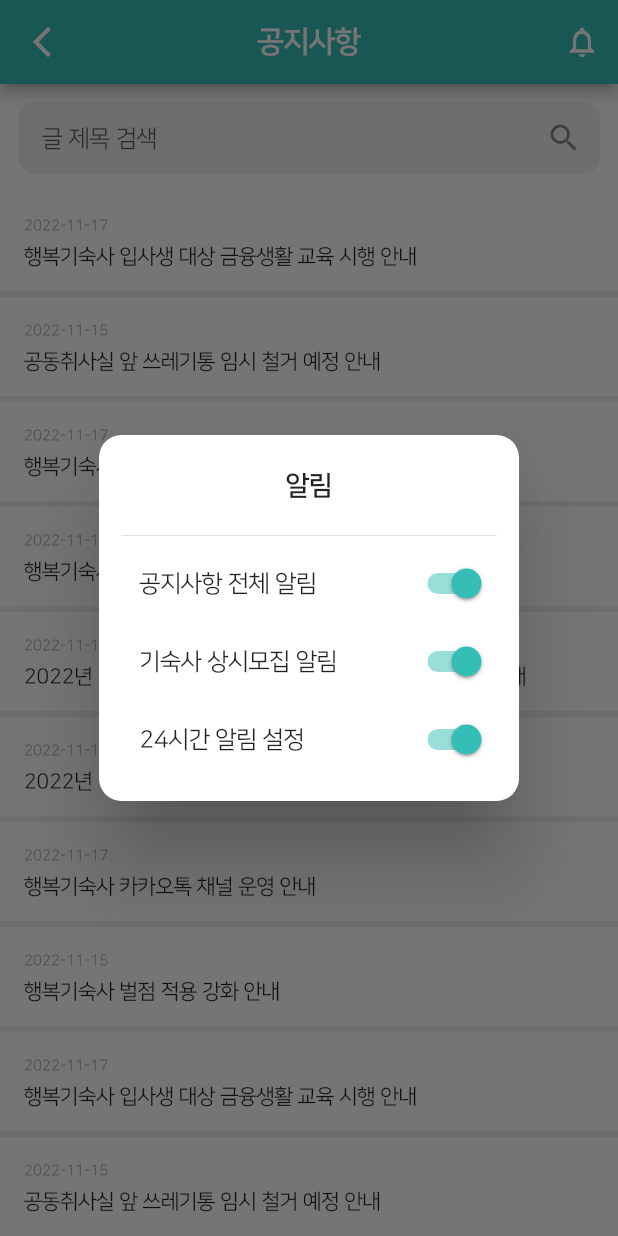
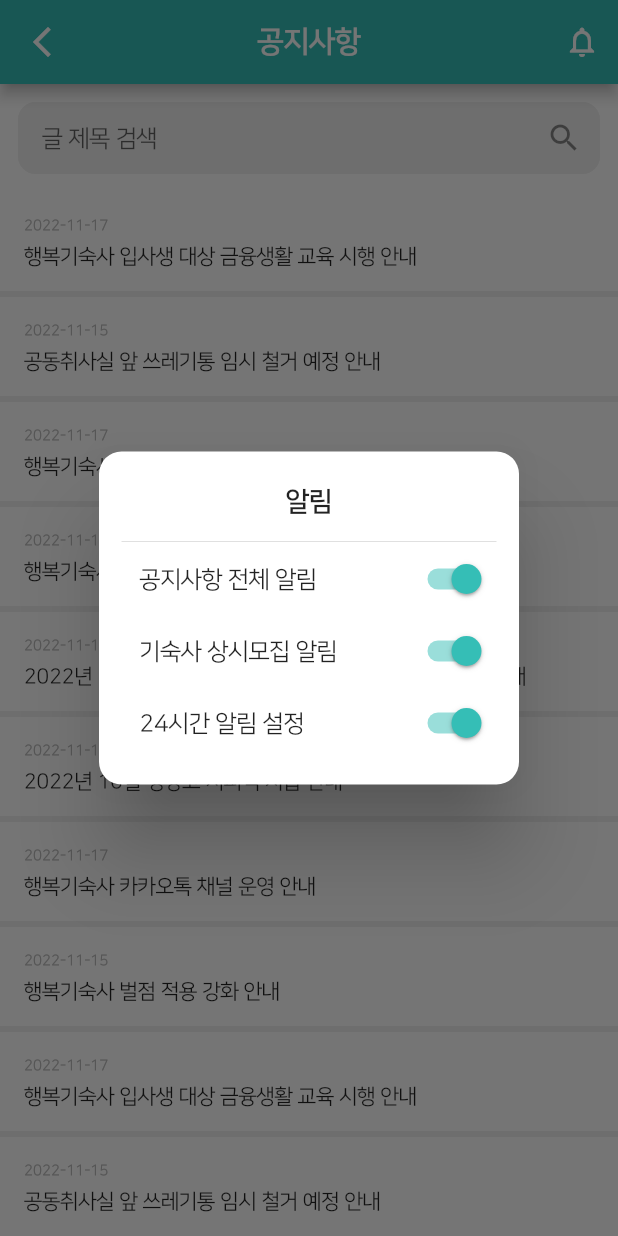
Before and after one commit to kw-dormitory/kw-dormitory-mobile, a Flutter app: the NoticeScreen screen opened directly, after a tap on the "notifications" icon, on a phone screen of 412 x 824 dp. Run offline on Flutter 3.47's test engine with Material 2 defaults, Android fonts, the light colour scheme and no system bars; our stand-ins replace percent_indicator; missing offline and left inert: kakaomap_webview.

Commit message:
fix: 공지사항 알림 dialog 일부 padding 수정

```diff
--- a/lib/screen/notice/notice_screen.dart
+++ b/lib/screen/notice/notice_screen.dart
@@ -69,7 +69,7 @@ class _NoticeScreenState extends State<NoticeScreen> {
                                 content: IntrinsicHeight(
                                   child: Column(
                                     children: [
-                                      Divider(),
+                                      Divider(height: 2),
                                       Padding(
                                         padding: const EdgeInsets.fromLTRB(
                                             12, 0, 0, 12),
@@ -88,7 +88,6 @@ class _NoticeScreenState extends State<NoticeScreen> {
                                                   })
                                             ],
                                           ),
-                                          SizedBox(height: 4),
                                           Row(
                                             mainAxisAlignment:
                                                 MainAxisAlignment.spaceBetween,
@@ -103,7 +102,6 @@ class _NoticeScreenState extends State<NoticeScreen> {
                                                   })
                                             ],
                                           ),
-                                          SizedBox(height: 4),
                                           Row(
                                             mainAxisAlignment:
                                                 MainAxisAlignment.spaceBetween,
```
